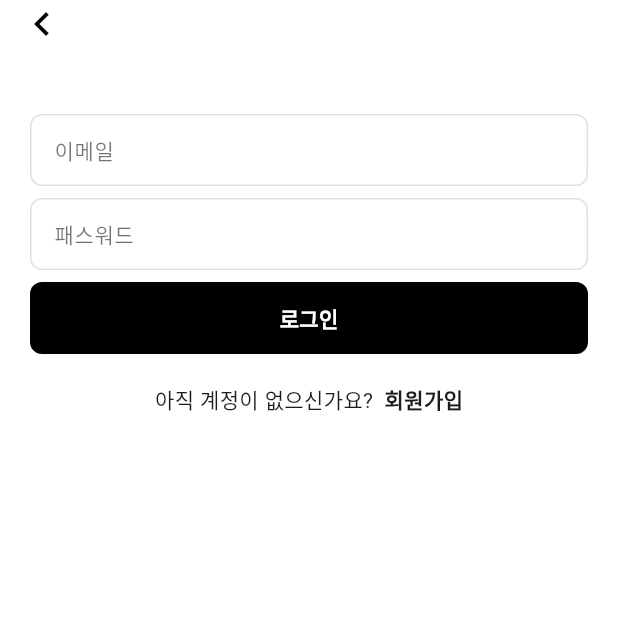
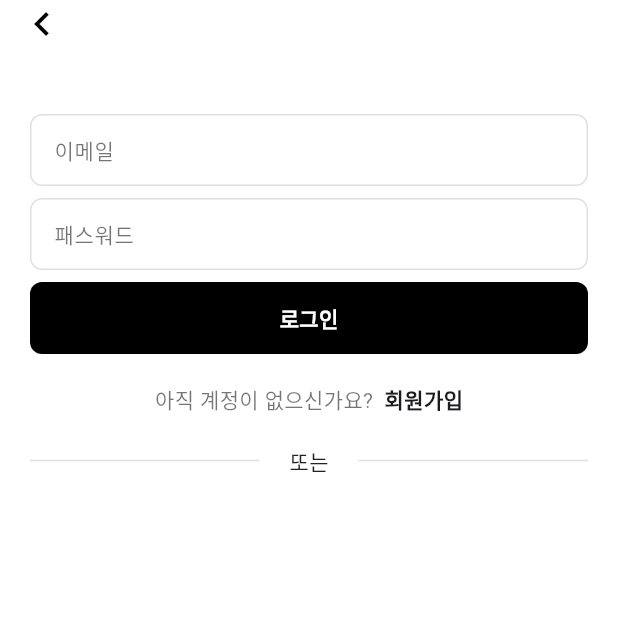
Before and after one commit to pomodak/pomodak-flutter, a Flutter app: the screen it shows after launch, after a tap on "접속하기", on a phone screen of 412 x 824 dp, the top half of it. Run offline on Flutter 3.47's test engine with Material 3 defaults, Android fonts, the phone set to English and light mode, and no system bars; our stand-ins replace another_flushbar, awesome_bottom_bar, flutter_dotenv, flutter_secure_storage, fluttertoast, go_router and 3 more; accounts and stored records are empty; network calls fail.

Commit message:
Add custom divider for login page

```diff
--- a/lib/views/screens/login_page.dart
+++ b/lib/views/screens/login_page.dart
@@ -4,6 +4,7 @@ import 'package:go_router/go_router.dart';
 import 'package:pomodak/router/route_utils.dart';
 import 'package:pomodak/view_models/auth_view_model.dart';
 import 'package:pomodak/views/widgets/custom_button.dart';
+import 'package:pomodak/views/widgets/custom_devider.dart';
 import 'package:pomodak/views/widgets/custom_text_field.dart';
 import 'package:provider/provider.dart';
 
@@ -110,7 +111,9 @@ class _LogInPageState extends State<LogInPage> {
               Text.rich(
                 TextSpan(
                   children: [
-                    const TextSpan(text: '아직 계정이 없으신가요? '),
+                    const TextSpan(
+                        text: '아직 계정이 없으신가요? ',
+                        style: TextStyle(color: Colors.black54)),
                     TextSpan(
                       text: ' 회원가입',
                       style: const TextStyle(fontWeight: FontWeight.bold),
@@ -122,6 +125,12 @@ class _LogInPageState extends State<LogInPage> {
                   ],
                 ),
               ),
+              const Padding(
+                padding: EdgeInsets.symmetric(vertical: 20),
+                child: CustomDivider(),
+              ),
+
+
             ],
           ),
         ),
--- /dev/null
+++ b/lib/views/widgets/custom_devider.dart
@@ -0,0 +1,46 @@
+import 'package:flutter/material.dart';
+
+class CustomDivider extends StatelessWidget {
+  final String text;
+  final Color? color;
+  final double? height;
+  final TextStyle? textStyle;
+
+  const CustomDivider({
+    super.key,
+    this.text = "또는",
+    this.color,
+    this.height = 16.0,
+    this.textStyle,
+  });
+
+  @override
+  Widget build(BuildContext context) {
+    return Row(
+      children: <Widget>[
+        Expanded(
+          child: Container(
+            margin: const EdgeInsets.only(right: 20.0),
+            child: Divider(
+              color: color ?? Colors.black12,
+              height: height,
+            ),
+          ),
+        ),
+        Text(
+          text,
+          style: textStyle ?? TextStyle(color: color ?? Colors.black87),
+        ),
+        Expanded(
+          child: Container(
+            margin: const EdgeInsets.only(left: 20.0),
+            child: Divider(
+              color: color ?? Colors.black12,
+              height: height,
+            ),
+          ),
+        ),
+      ],
+    );
+  }
+}
```
